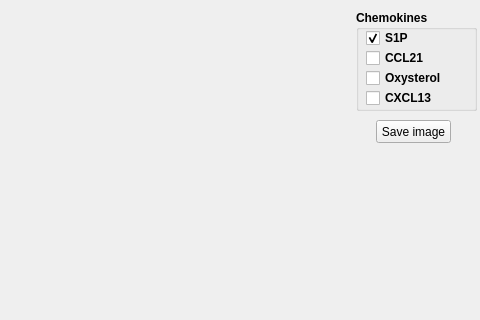
First picture: the form in GUI/SimpleView3DUI.ui, repository gibbogle/bcell-abm, before the edit; both pictures show x 544 to 1024 and y 0 to 320 of the 1024 by 768 pixel window.
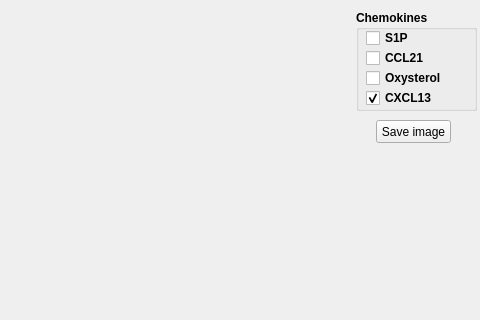
Second picture: the form after the edit. Custom widgets are drawn as their Qt base class.

What changed in the file:
```diff
--- a/GUI/SimpleView3DUI.ui
+++ b/GUI/SimpleView3DUI.ui
@@ -106,7 +106,7 @@
       <string>S1P</string>
      </property>
      <property name="checked">
-      <bool>true</bool>
+      <bool>false</bool>
      </property>
     </widget>
     <widget class="QCheckBox" name="checkBox_CCL21">
@@ -165,6 +165,9 @@
      <property name="text">
       <string>CXCL13</string>
      </property>
+     <property name="checked">
+      <bool>true</bool>
+     </property>
     </widget>
    </widget>
    <widget class="QPushButton" name="pushButton_saveImage">
```
